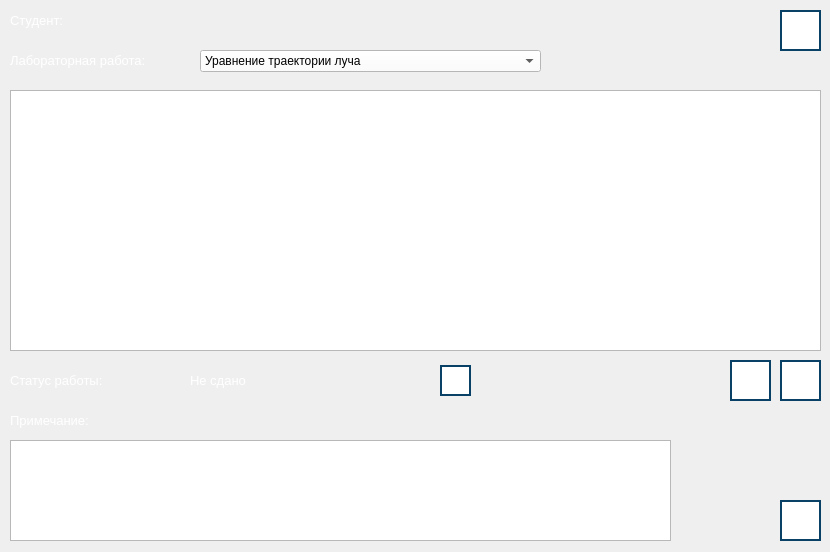
This is practicwindow.ui in RCh-stack/ray-tracing-alpha-1.3 as Qt 5 draws it before an edit. The edited form follows.
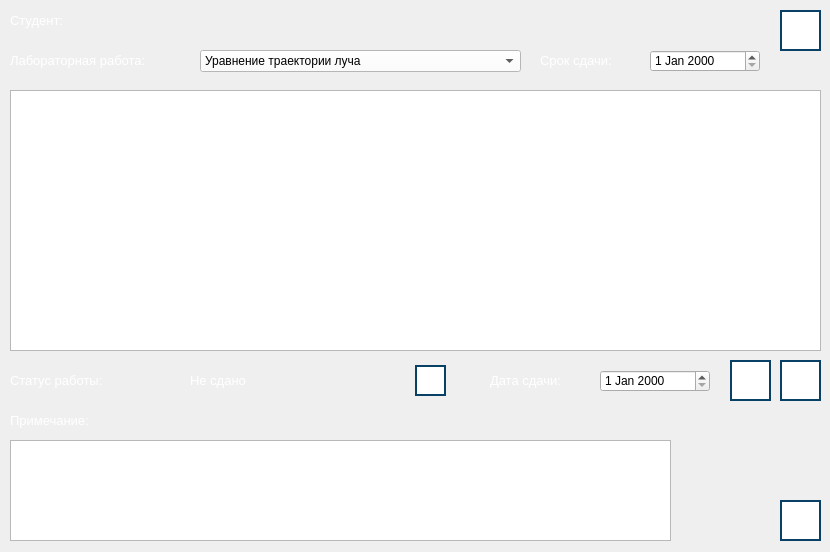
This is the edited form. Icons and pictures are not drawn.

Patch:
```diff
--- a/practicwindow.ui
+++ b/practicwindow.ui
@@ -40,7 +40,7 @@
     <rect>
      <x>200</x>
      <y>50</y>
-     <width>341</width>
+     <width>321</width>
      <height>22</height>
     </rect>
    </property>
@@ -119,7 +119,7 @@
     <rect>
      <x>190</x>
      <y>370</y>
-     <width>231</width>
+     <width>211</width>
      <height>21</height>
     </rect>
    </property>
@@ -331,7 +331,7 @@
   <widget class="QPushButton" name="button_update">
    <property name="geometry">
     <rect>
-     <x>440</x>
+     <x>415</x>
      <y>365</y>
      <width>31</width>
      <height>31</height>
@@ -391,6 +391,70 @@
     </rect>
    </property>
   </widget>
+  <widget class="QLabel" name="label_date_delivery">
+   <property name="geometry">
+    <rect>
+     <x>490</x>
+     <y>370</y>
+     <width>101</width>
+     <height>21</height>
+    </rect>
+   </property>
+   <property name="font">
+    <font>
+     <pointsize>10</pointsize>
+    </font>
+   </property>
+   <property name="styleSheet">
+    <string notr="true">color: rgb(255, 255, 255);
+</string>
+   </property>
+   <property name="text">
+    <string>Дата сдачи:</string>
+   </property>
+  </widget>
+  <widget class="QLabel" name="label_deadline">
+   <property name="geometry">
+    <rect>
+     <x>540</x>
+     <y>50</y>
+     <width>101</width>
+     <height>21</height>
+    </rect>
+   </property>
+   <property name="font">
+    <font>
+     <pointsize>10</pointsize>
+    </font>
+   </property>
+   <property name="styleSheet">
+    <string notr="true">color: rgb(255, 255, 255);
+</string>
+   </property>
+   <property name="text">
+    <string>Срок сдачи:</string>
+   </property>
+  </widget>
+  <widget class="QDateEdit" name="date_delivery">
+   <property name="geometry">
+    <rect>
+     <x>600</x>
+     <y>370</y>
+     <width>110</width>
+     <height>22</height>
+    </rect>
+   </property>
+  </widget>
+  <widget class="QDateEdit" name="deadline">
+   <property name="geometry">
+    <rect>
+     <x>650</x>
+     <y>50</y>
+     <width>110</width>
+     <height>22</height>
+    </rect>
+   </property>
+  </widget>
  </widget>
  <resources/>
  <connections/>
```
